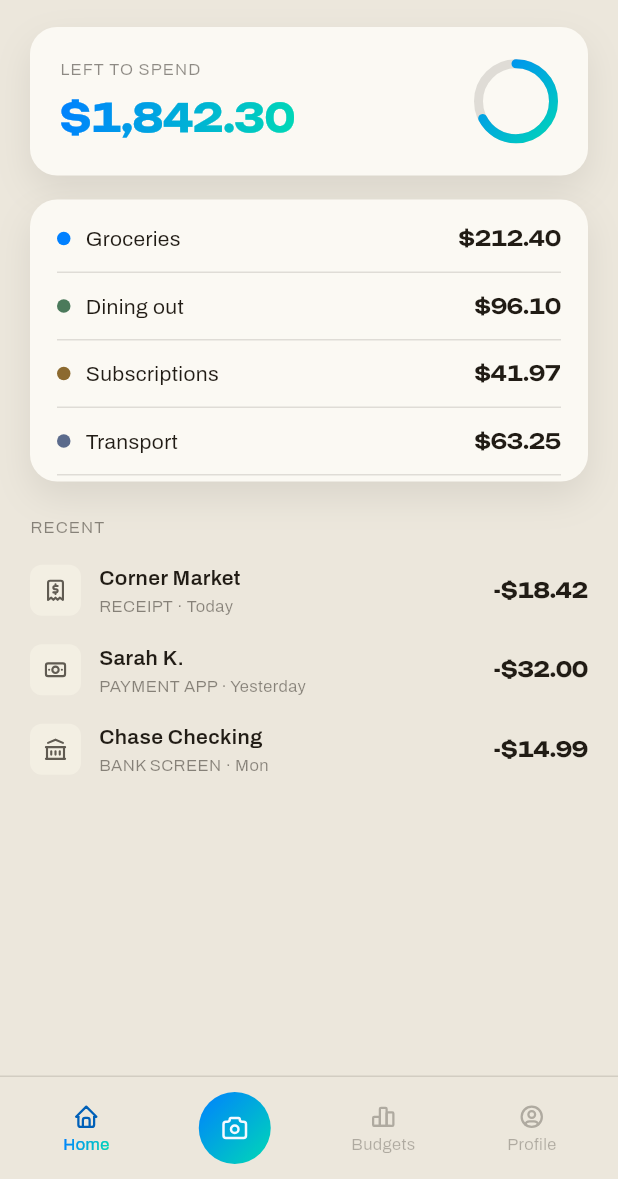
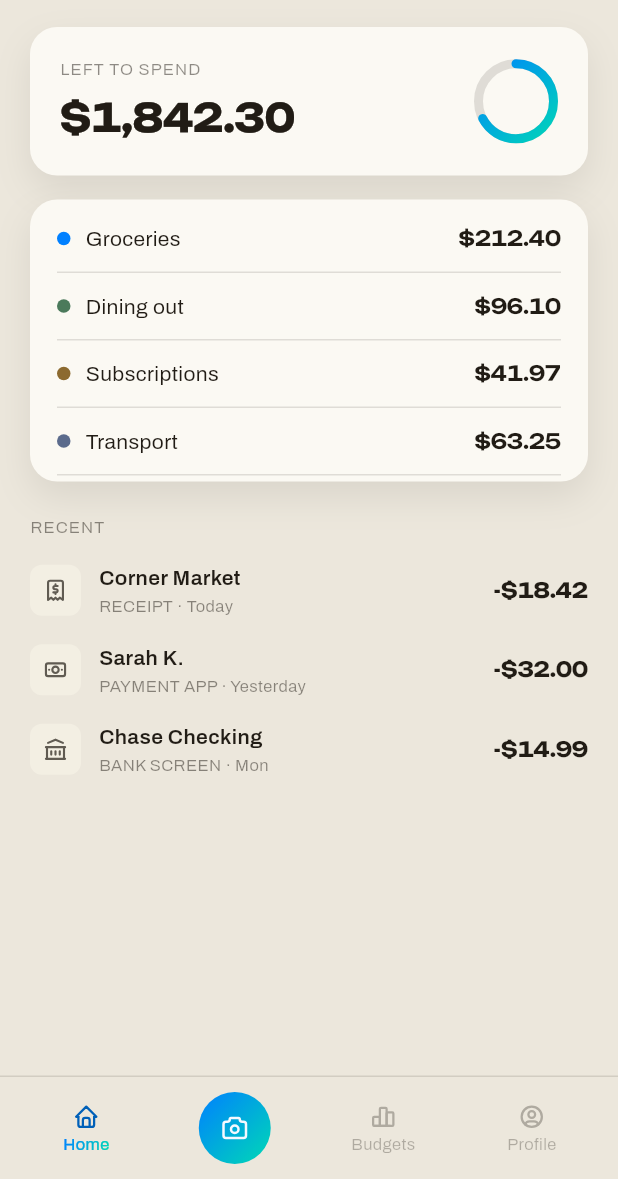
Before and after one commit to john-casildo/Stub, a Flutter app: the screen it shows after launch, after a tap on "Unlock with Face ID", on a phone screen of 412 x 824 dp, the part 57-1236 px from its top. Run offline on Flutter 3.47's test engine with Material 3 defaults, Android fonts, the phone set to English and light mode, and no system bars; our stand-ins replace flutter_svg, google_fonts, supabase_flutter; accounts and stored records are empty; Roboto replaces fonts that are missing (Domine).

Commit message:
feat: add tab, progress fill, and hero-number animations
- Bottom nav: activating a tab crossfades its icon+label (AnimatedSwitcher)
  and plays a one-shot scale bump (new private _BumpScale helper,
  stub_bottom_nav.dart) instead of snapping instantly.
- RootShell: switching between Ledger/Budgets now cross-fades via
  AnimatedSwitcher instead of an instant screen swap. Keyed by which
  screen is showing (not raw tab index) so Home<->Profile — which render
  identical Ledger content — never fades against itself.
- StubProgressRing/StubProgressBar: fill animates 0 -> progress
  (TweenAnimationBuilder, 700ms) every time the widget mounts, which
  naturally replays each time a tab switch remounts the screen.
- StubHeroAmount: the number renders immediately in plain ink, then the
  gradient wipes left-to-right over it (~500ms) via a dynamically
  interpolated 4-stop gradient in the existing ShaderMask — kept to a
  single Text/ShaderMask pair (no duplicate widgets) so the existing
  tests needed no changes.

31/31 tests passing (5 new), flutter analyze clean. Component inventory
and file map in CLAUDE.md updated to document each animation.

```diff
--- a/app/lib/screens/root_shell.dart
+++ b/app/lib/screens/root_shell.dart
@@ -94,8 +94,9 @@ class _RootShellState extends State<RootShell> {
 
   @override
   Widget build(BuildContext context) {
+    final Widget content;
     if (_tabIndex == 1) {
-      return BudgetsScreen(
+      content = BudgetsScreen(
         monthLabel: 'August',
         totalBudgeted: 2400,
         totalSpent: 1488,
@@ -106,12 +107,12 @@ class _RootShellState extends State<RootShell> {
         onScanTap: _openScan,
         onAddCategory: () {},
       );
-    }
-    // Tab 2 (Profile) has no screen in the original mockup set — falls back
-    // to Ledger content until a Profile screen is designed. The nav bar
-    // highlight must agree with what's actually on screen, so it's forced
-    // to Home (0) here rather than passed through as Profile (2).
-    return LedgerScreen(
+    } else {
+      // Tab 2 (Profile) has no screen in the original mockup set — falls
+      // back to Ledger content until a Profile screen is designed. The nav
+      // bar highlight must agree with what's actually on screen, so it's
+      // forced to Home (0) here rather than passed through as Profile (2).
+      content = LedgerScreen(
         monthLabel: 'August',
         leftToSpend: 1842.30,
         leftToSpendFraction: 0.674,
@@ -124,4 +125,13 @@ class _RootShellState extends State<RootShell> {
         onTransactionTap: _openEditEntry,
       );
     }
+
+    // Keyed by which screen is showing (not the raw tab index) so Home<->
+    // Profile — which render identical Ledger content — never cross-fades
+    // against itself.
+    return AnimatedSwitcher(
+      duration: const Duration(milliseconds: 250),
+      child: KeyedSubtree(key: ValueKey(_tabIndex == 1 ? 'budgets' : 'ledger'), child: content),
+    );
   }
+}
--- a/app/lib/widgets/stub_bottom_nav.dart
+++ b/app/lib/widgets/stub_bottom_nav.dart
@@ -41,12 +41,9 @@ class StubBottomNav extends StatelessWidget {
     Widget buildItem(int index) {
       final item = items[index];
       final active = index == activeIndex;
-      return StubPressable(
-        onTap: () => onTap(index),
-        child: SizedBox(
-          width: 48,
-          height: 44,
-          child: Column(
+
+      final iconAndLabel = Column(
+        key: ValueKey(active),
         mainAxisAlignment: MainAxisAlignment.center,
         children: [
           StubIcon(item.icon, size: 18, color: active ? accentStrong : ink30),
@@ -58,6 +55,16 @@ class StubBottomNav extends StatelessWidget {
                 )
               : Text(item.label, style: StubText.archivo(fontSize: 11, color: ink30).copyWith(height: 1.0)),
         ],
+      );
+
+      return StubPressable(
+        onTap: () => onTap(index),
+        child: SizedBox(
+          width: 48,
+          height: 44,
+          child: _BumpScale(
+            trigger: active,
+            child: AnimatedSwitcher(duration: const Duration(milliseconds: 200), child: iconAndLabel),
           ),
         ),
       );
@@ -87,3 +94,44 @@ class StubBottomNav extends StatelessWidget {
     );
   }
 }
+
+/// Plays a one-shot scale bump (1.0 -> 1.15 -> 1.0) every time [trigger]
+/// changes value — used to punctuate a bottom-nav item flipping active.
+class _BumpScale extends StatefulWidget {
+  const _BumpScale({required this.trigger, required this.child});
+
+  final Object trigger;
+  final Widget child;
+
+  @override
+  State<_BumpScale> createState() => _BumpScaleState();
+}
+
+class _BumpScaleState extends State<_BumpScale> with SingleTickerProviderStateMixin {
+  late final _controller = AnimationController(vsync: this, duration: const Duration(milliseconds: 260));
+  late final _scale = TweenSequence<double>([
+    TweenSequenceItem(tween: Tween(begin: 1.0, end: 1.15).chain(CurveTween(curve: Curves.easeOut)), weight: 40),
+    TweenSequenceItem(tween: Tween(begin: 1.15, end: 1.0).chain(CurveTween(curve: Curves.easeIn)), weight: 60),
+  ]).animate(_controller);
+
+  @override
+  void didUpdateWidget(covariant _BumpScale oldWidget) {
+    super.didUpdateWidget(oldWidget);
+    if (oldWidget.trigger != widget.trigger) _controller.forward(from: 0);
+  }
+
+  @override
+  void dispose() {
+    _controller.dispose();
+    super.dispose();
+  }
+
+  @override
+  Widget build(BuildContext context) {
+    return AnimatedBuilder(
+      animation: _scale,
+      builder: (context, child) => Transform.scale(scale: _scale.value, child: child),
+      child: widget.child,
+    );
+  }
+}
--- a/app/lib/widgets/stub_hero_amount.dart
+++ b/app/lib/widgets/stub_hero_amount.dart
@@ -18,8 +18,27 @@ class StubHeroAmount extends StatelessWidget {
   @override
   Widget build(BuildContext context) {
     final brightness = Theme.of(context).brightness;
-    return ShaderMask(
-      shaderCallback: (rect) => StubColors.gradPop(brightness).createShader(rect),
+    final isDark = brightness == Brightness.dark;
+    final ink = isDark ? StubColors.inkDark : StubColors.inkLight;
+    final pop = StubColors.gradPop(brightness);
+
+    return TweenAnimationBuilder<double>(
+      tween: Tween(begin: 0, end: 1),
+      duration: const Duration(milliseconds: 500),
+      curve: Curves.easeOut,
+      builder: (context, reveal, child) => ShaderMask(
+        // Wipes the gradient in left-to-right: below `reveal`, the shader
+        // outputs plain `ink` (matching modulate blend against the child's
+        // white text = pass-through), above it, the real gradient colors —
+        // so the number reads immediately, and the gradient "paints on".
+        shaderCallback: (rect) => LinearGradient(
+          begin: pop.begin,
+          end: pop.end,
+          colors: [ink, ink, pop.colors[0], pop.colors[1]],
+          stops: [0, reveal, reveal, 1],
+        ).createShader(rect),
+        child: child,
+      ),
       child: Text(
         formatCurrency(amount),
         style: StubText.unbounded(fontSize: fontSize, color: Colors.white),
--- a/app/lib/widgets/stub_progress_ring.dart
+++ b/app/lib/widgets/stub_progress_ring.dart
@@ -18,12 +18,17 @@ class StubProgressRing extends StatelessWidget {
     return SizedBox(
       width: size,
       height: size,
-      child: CustomPaint(
-        painter: _RingPainter(
-          progress: progress,
-          strokeWidth: strokeWidth,
-          trackColor: isDark ? StubColors.lineDark : StubColors.lineLight,
-          gradient: StubColors.gradPop(brightness),
+      child: TweenAnimationBuilder<double>(
+        tween: Tween(begin: 0, end: progress),
+        duration: const Duration(milliseconds: 700),
+        curve: Curves.easeOutCubic,
+        builder: (context, animatedProgress, child) => CustomPaint(
+          painter: _RingPainter(
+            progress: animatedProgress,
+            strokeWidth: strokeWidth,
+            trackColor: isDark ? StubColors.lineDark : StubColors.lineLight,
+            gradient: StubColors.gradPop(brightness),
+          ),
         ),
       ),
     );
```
Also changed, not shown: app/lib/widgets/stub_progress_bar.dart (+8 -1 lines), 6 other files. Lines whose indentation alone changed are shown as unchanged.
